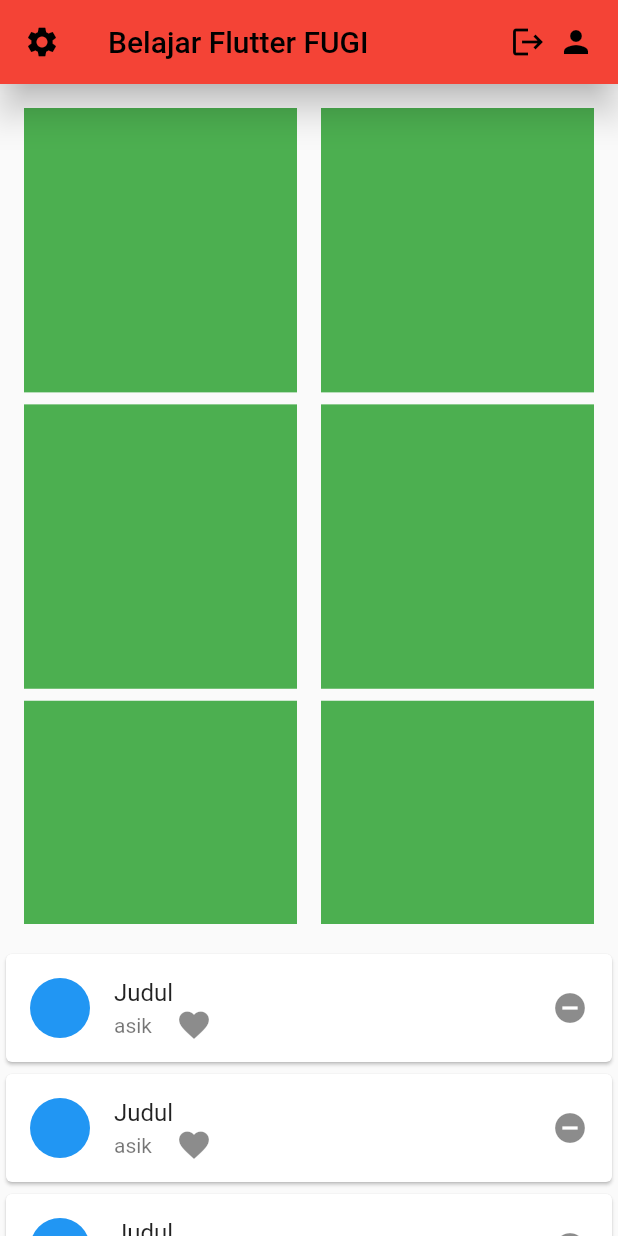
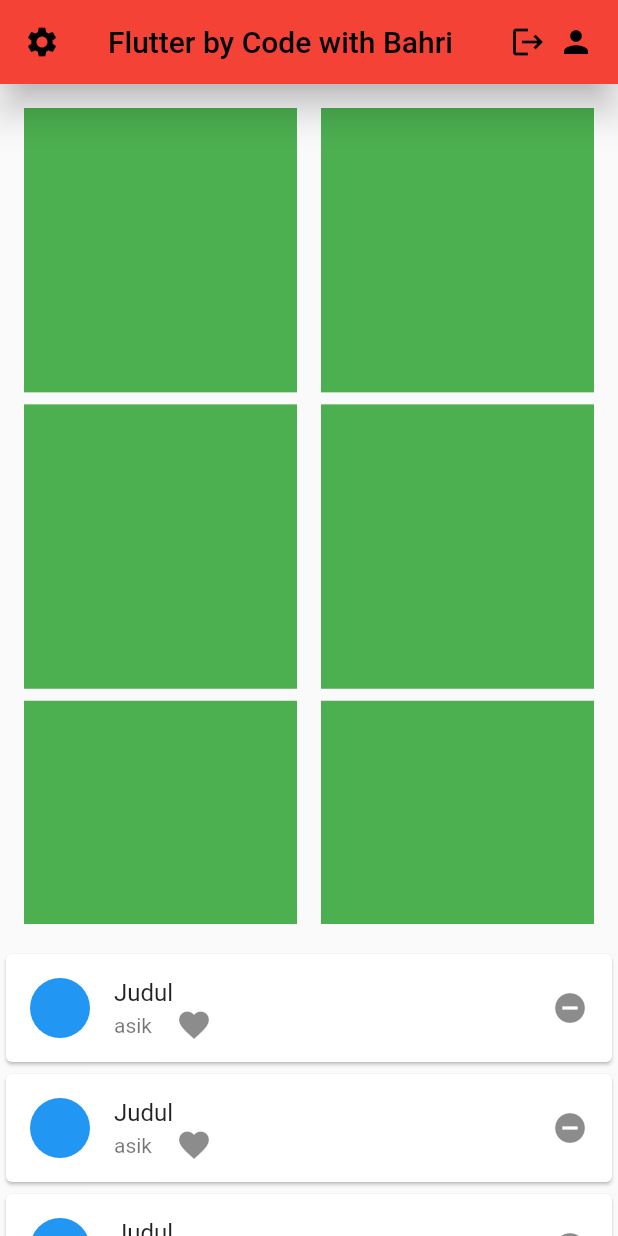
Before and after one commit to bahrie127/flutter_widget_basic_fic, a Flutter app: the screen it shows after launch, on a phone screen of 412 x 824 dp. Run offline on Flutter 3.47's test engine with Material 2 defaults, Android fonts, the light colour scheme and no system bars.

Commit message:
update readme

```diff
--- a/lib/main.dart
+++ b/lib/main.dart
@@ -32,7 +32,7 @@ class _HomePageState extends State<HomePage> {
   Widget build(BuildContext context) {
     return Scaffold(
       appBar: AppBar(
-        title: const Text('Belajar Flutter FUGI'),
+        title: const Text('Flutter by Code with Bahri'),
         backgroundColor: Colors.red,
         elevation: 10,
         leading: const Icon(Icons.settings),
```
Also changed, not shown: 1.png (added), 2.png (added), 1 other file.
